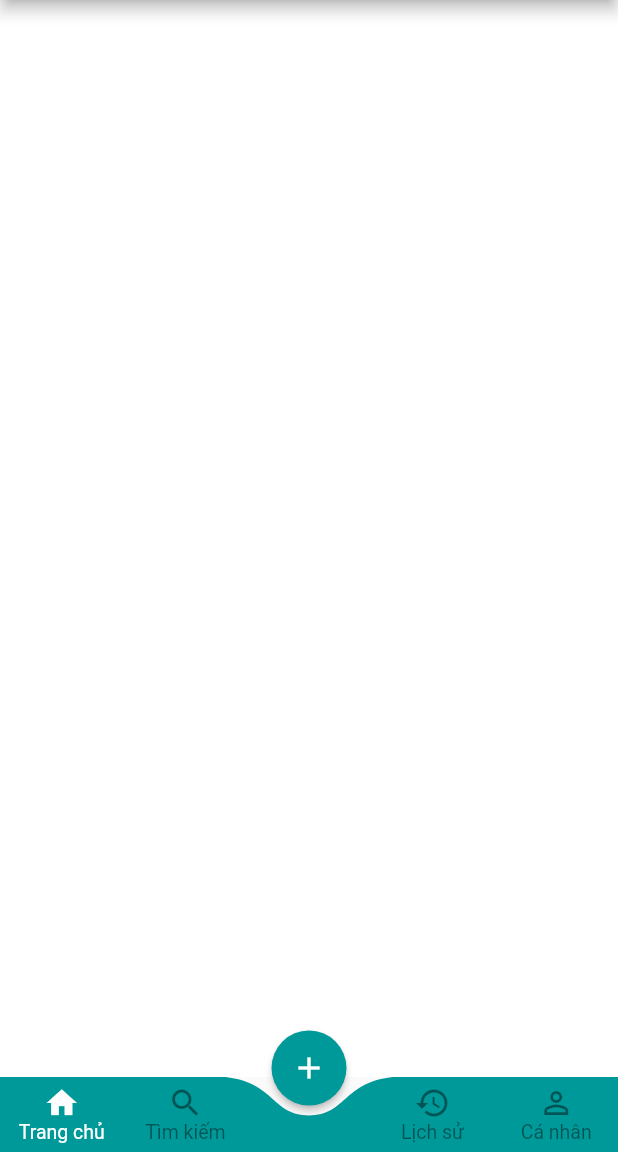
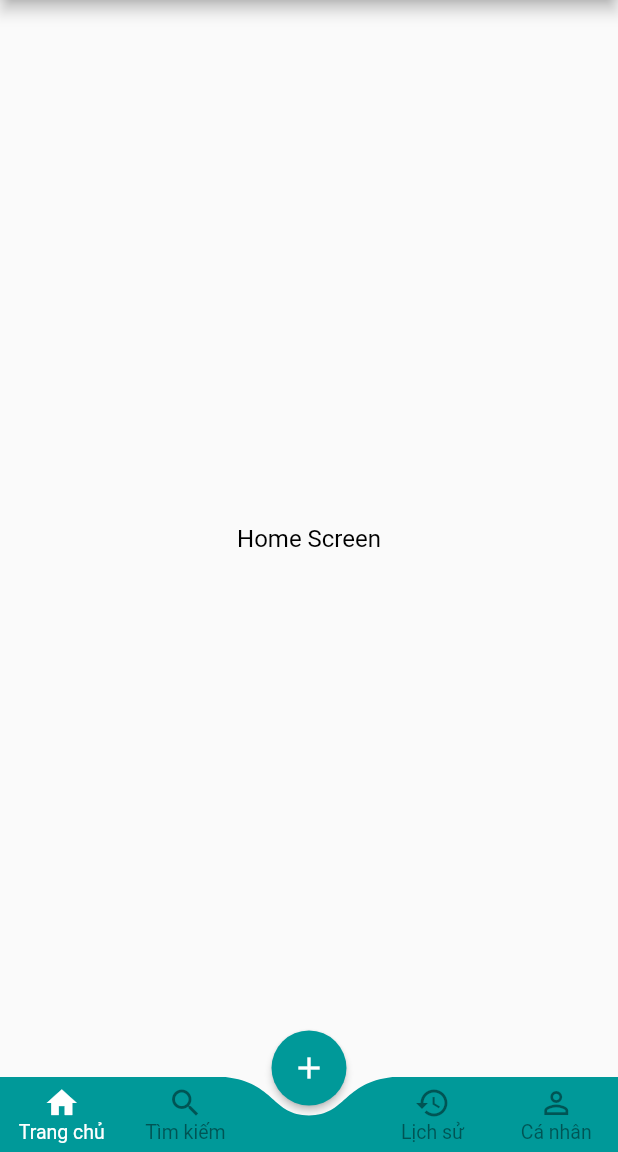
Before and after one commit to trantheho/bottom_navigation_bar, a Flutter app: the screen it shows after launch, on a phone screen of 412 x 824 dp, the part 84-1236 px from its top. Run offline on Flutter 3.47's test engine with Material 2 defaults, Android fonts, the phone set to English and light mode, and no system bars.

Commit message:
update tab

```diff
--- /dev/null
+++ b/lib/home.dart
@@ -0,0 +1,26 @@
+import 'package:flutter/cupertino.dart';
+import 'package:flutter/material.dart';
+
+
+
+class HomeScreen extends StatefulWidget {
+  @override
+  _HomeScreenState createState() => _HomeScreenState();
+}
+
+class _HomeScreenState extends State<HomeScreen> {
+  @override
+  Widget build(BuildContext context) {
+    return Container(
+      child: Center(
+        child: Text(
+          'Home Screen',
+          style: TextStyle(
+            color: Colors.black,
+            fontSize: 16,
+          ),
+        ),
+      ),
+    );
+  }
+}
--- a/lib/main.dart
+++ b/lib/main.dart
@@ -1,3 +1,7 @@
+import 'package:bottomnavigationbar/history.dart';
+import 'package:bottomnavigationbar/home.dart';
+import 'package:bottomnavigationbar/map.dart';
+import 'package:bottomnavigationbar/profile.dart';
 import 'package:flutter/material.dart';
 
 import 'bottom_navigation_bar.dart';
@@ -31,6 +35,16 @@ class MyHomePage extends StatefulWidget {
 }
 
 class _MyHomePageState extends State<MyHomePage> {
+
+  List<Widget> _children;
+  int childrenIndex;
+
+  @override
+  void initState() {
+    super.initState();
+    initChildren();
+    childrenIndex = 0;
+  }
 
   @override
   Widget build(BuildContext context) {
@@ -69,12 +83,28 @@ class _MyHomePageState extends State<MyHomePage> {
         animationCurve: Curves.easeInOut,
         animationDuration: Duration(milliseconds: 300),
         onTap: (index) {
-          print(index);
+          setState(() {
+            if(index == 2)
+              childrenIndex = childrenIndex;
+            if(index == 3)
+              childrenIndex = 2;
+            if(index == 4)
+              childrenIndex = 3;
+            if(index < 2)
+              childrenIndex = index;
+          });
         },
       ),
-      body: Container(
-        color: Colors.white,
-      ),
+      body: _children[childrenIndex]
     );
   }
+
+  initChildren(){
+    return _children = [
+      HomeScreen(),
+      MapScreen(),
+      HistoryScreen(),
+      ProfileScreen()
+    ];
+  }
 }
```
Also changed, not shown: lib/history.dart (added, +26 -0 lines), lib/map.dart (added, +26 -0 lines), lib/profile.dart (added, +26 -0 lines).
